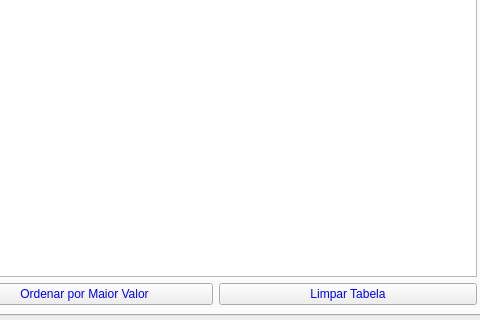
Old version of the form Projetos QT/SCOP/mainwindow.ui in the repository nicolasrls/codigos; both pictures show x 593 to 1073 and y 254 to 574 of the 1073 by 574 pixel window.
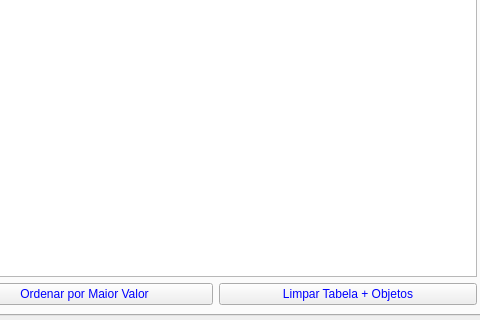
New version of the form. The open tabs and pages were chosen to show the change. Icons and pictures are not drawn.

What changed in the file:
```diff
--- a/Projetos QT/SCOP/mainwindow.ui
+++ b/Projetos QT/SCOP/mainwindow.ui
@@ -456,7 +456,7 @@
         <item>
          <widget class="QPushButton" name="limpartab">
           <property name="text">
-           <string>Limpar Tabela</string>
+           <string>Limpar Tabela + Objetos</string>
           </property>
          </widget>
         </item>
```
Left out of the diff: 4 changed lines with no effect on the pictures.
